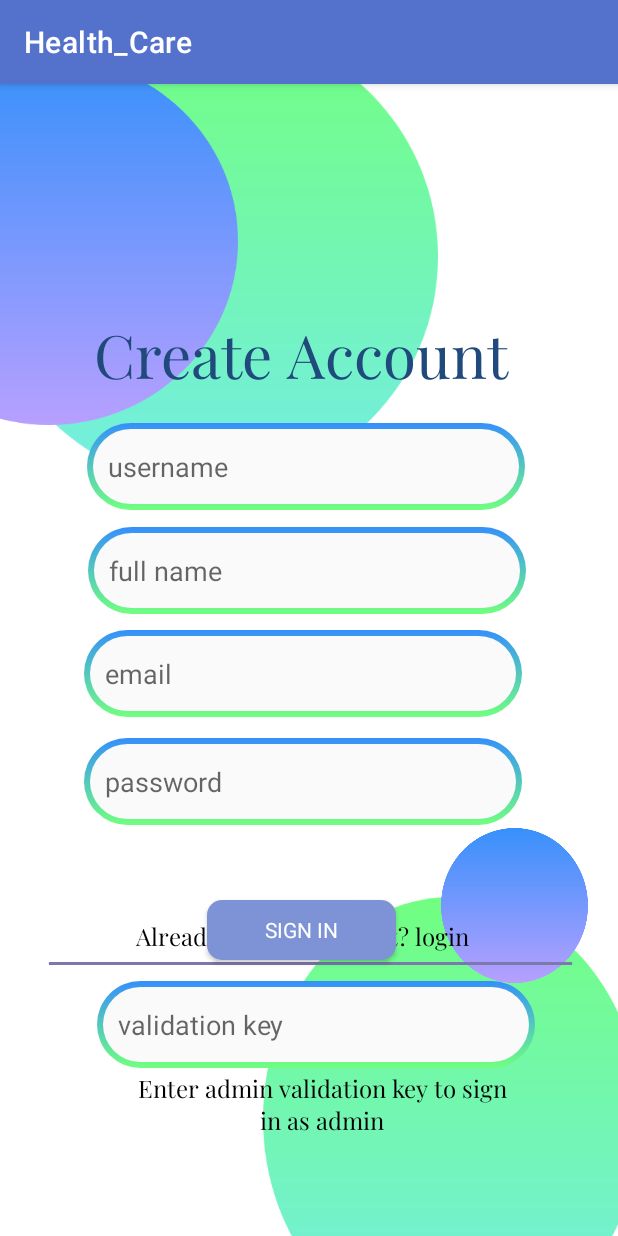
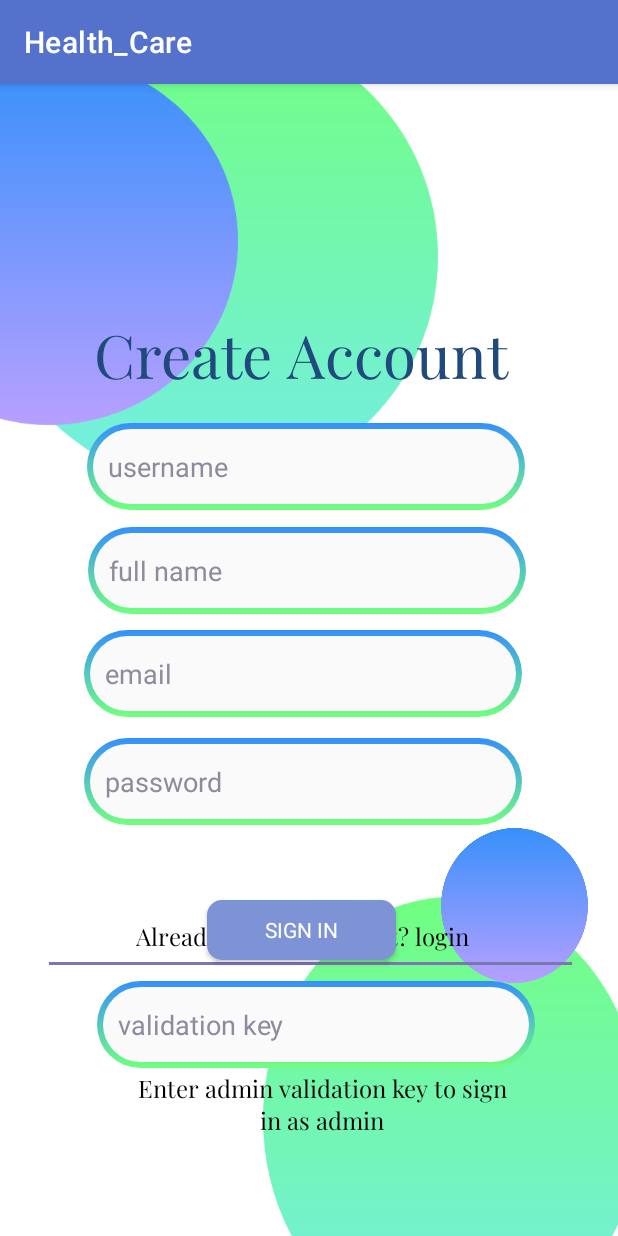
Before and after one commit to mohammadhnz/Health-care, an Android app: the SignInPage screen opened directly, with no data from a screen before it, on a phone screen of 412 x 824 dp. Run offline under Robolectric (Android 15) with nearby library versions, the phone set to English and light mode, and no system bars; Roboto replaces fonts that are not available here.

```diff
--- a/app/src/main/AndroidManifest.xml
+++ b/app/src/main/AndroidManifest.xml
@@ -12,6 +12,8 @@
         <activity
             android:name=".activities.SignInPage"
             android:exported="false" />
+        <activity android:name=".PharmacyRegisterActivity"
+            android:exported="false"/>
         <activity
             android:name=".activities.CustomerMainPage"
             android:exported="false" />
--- a/app/src/main/res/layout/login_page.xml
+++ b/app/src/main/res/layout/login_page.xml
@@ -36,7 +36,8 @@
         android:background="@drawable/text_back_3"
         android:hint="username"
         android:textAlignment="textStart"
-        android:textColor="#204A7B" />
+        android:textColor="#204A7B"
+        android:textColorHint="#8C8C9C" />
 
 
     <EditText
@@ -52,7 +53,8 @@
         android:background="@drawable/text_back_3"
         android:hint="password"
         android:textAlignment="textStart"
-        android:textColor="#204A7B" />
+        android:textColor="#204A7B"
+        android:textColorHint="#8C8C9C" />
 
     <View
         android:layout_width="351dp"
--- a/app/src/main/res/layout/sign_in_page.xml
+++ b/app/src/main/res/layout/sign_in_page.xml
@@ -80,7 +80,8 @@
         android:background="@drawable/text_back_3"
         android:hint="username"
         android:textAlignment="textStart"
-        android:textColor="#204A7B" />
+        android:textColor="#204A7B"
+        android:textColorHint="#8C8C9C" />
 
     <EditText
         android:id="@+id/sign_name_id"
@@ -95,7 +96,8 @@
         android:background="@drawable/text_back_3"
         android:hint="full name"
         android:textAlignment="textStart"
-        android:textColor="#204A7B" />
+        android:textColor="#204A7B"
+        android:textColorHint="#8C8C9C" />
 
     <EditText
         android:id="@+id/sign_email_id"
@@ -110,7 +112,8 @@
         android:background="@drawable/text_back_3"
         android:hint="email"
         android:textAlignment="textStart"
-        android:textColor="#204A7B" />
+        android:textColor="#204A7B"
+        android:textColorHint="#8C8C9C" />
 
     <EditText
         android:id="@+id/admin_validation_id"
@@ -125,7 +128,8 @@
         android:background="@drawable/text_back_3"
         android:hint="validation key"
         android:textAlignment="textStart"
-        android:textColor="#204A7B" />
+        android:textColor="#204A7B"
+        android:textColorHint="#8C8C9C" />
 
     <EditText
         android:id="@+id/sign_password_id"
@@ -140,7 +144,8 @@
         android:background="@drawable/text_back_3"
         android:hint="password"
         android:textAlignment="textStart"
-        android:textColor="#204A7B" />
+        android:textColor="#204A7B"
+        android:textColorHint="#8C8C9C" />
 
     <androidx.appcompat.widget.AppCompatButton
         android:id="@+id/sign_in_button_id"
```
Also changed, not shown: app/src/main/java/com/example/health_care/PharmacyRegisterActivity.java (+7 -0 lines), app/src/main/java/com/example/health_care/activities/LoginPage.java (+36 -8 lines).
